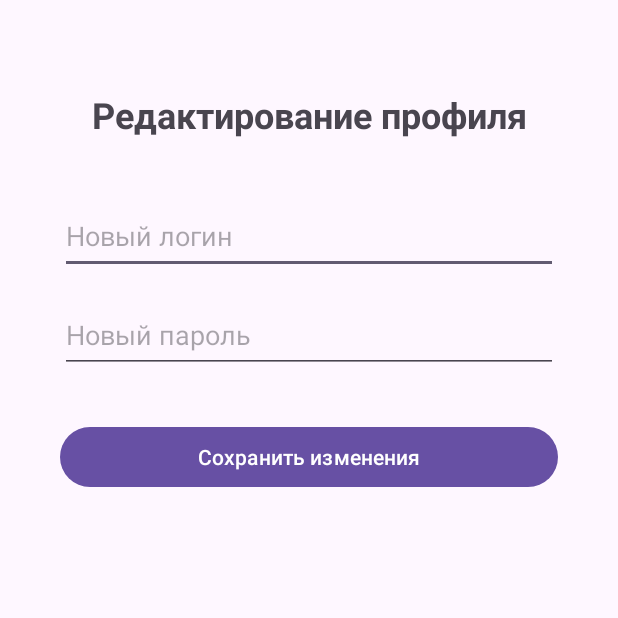
After one commit to DeltaIlya/Mobile-Development, an Android app: the EditUserActivity screen opened directly, with no data from a screen before it, on a phone screen of 412 x 824 dp, the top half of it. The commit adds this screen. Run offline under Robolectric (Android 15) with nearby library versions, the phone set to English and light mode, and no system bars; Roboto replaces fonts that are not available here.

Commit message:
Add: Полностью готовая ЛР7

```diff
--- /dev/null
+++ b/applicationlr5/src/main/java/com/example/applicationlr5/EditUserActivity.kt
@@ -0,0 +1,73 @@
+package com.example.applicationlr5
+
+import android.os.Bundle
+import android.widget.Button
+import android.widget.EditText
+import android.widget.Toast
+import androidx.activity.enableEdgeToEdge
+import androidx.appcompat.app.AppCompatActivity
+import androidx.core.view.ViewCompat
+import androidx.core.view.WindowInsetsCompat
+import com.google.android.material.snackbar.Snackbar
+
+class EditUserActivity : AppCompatActivity()
+{
+    override fun onCreate(savedInstanceState: Bundle?)
+    {
+        super.onCreate(savedInstanceState)
+        enableEdgeToEdge()
+        setContentView(R.layout.activity_edit_user)
+        ViewCompat.setOnApplyWindowInsetsListener(findViewById(R.id.main))
+        {
+            v, insets ->
+            val systemBars = insets.getInsets(WindowInsetsCompat.Type.systemBars())
+            v.setPadding(systemBars.left, systemBars.top, systemBars.right, systemBars.bottom)
+            insets
+        }
+
+        val db = DBHelper(this)
+        val edit_login_field = findViewById<EditText>(R.id.editText_EditLoginField)
+        val edit_password_field = findViewById<EditText>(R.id.editText_EditPasswordField)
+        val button_save = findViewById<Button>(R.id.button_Save)
+
+        // Извлекаем переданные интентом метаданные пользователя
+        val user_id = intent.getIntExtra("USER_ID", -1)
+        val current_login = intent.getStringExtra("USER_LOGIN")
+
+        // Заполняем поле текущим логином для удобства
+        edit_login_field.setText(current_login)
+
+        button_save.setOnClickListener()
+        {
+            val new_login = edit_login_field.text.toString()
+            val new_password = edit_password_field.text.toString()
+
+            if (new_login.isEmpty() || new_password.isEmpty())
+            {
+                Toast.makeText(this, "Поля не должны быть пустыми", Toast.LENGTH_SHORT).show()
+                return@setOnClickListener
+            }
+
+            if (user_id != 1)
+            {
+                // Если логин меняется на другой, проверяем, не занят ли он кем-то еще
+                if (new_login != current_login && db.checkLogin(new_login))
+                {
+                    Toast.makeText(this, "Этот логин уже занят", Toast.LENGTH_SHORT).show()
+                    return@setOnClickListener
+                }
+
+                val success = db.updateUser(user_id, new_login, new_password)
+                if  (success)
+                {
+                    Toast.makeText(this, "Изменения успешно сохранены", Toast.LENGTH_SHORT).show()
+                    finish()
+                }
+                else
+                {
+                    Toast.makeText(this, "Ошибка при обновлении базы данных", Toast.LENGTH_SHORT).show()
+                }
+            }
+        }
+    }
+}
--- /dev/null
+++ b/applicationlr5/src/main/java/com/example/applicationlr5/User.kt
@@ -0,0 +1,6 @@
+package com.example.applicationlr5
+
+data class User(
+    val id: Int,
+    val login: String
+)
--- /dev/null
+++ b/applicationlr5/src/main/res/layout/activity_edit_user.xml
@@ -0,0 +1,57 @@
+<?xml version="1.0" encoding="utf-8"?>
+<androidx.constraintlayout.widget.ConstraintLayout xmlns:android="http://schemas.android.com/apk/res/android"
+    xmlns:app="http://schemas.android.com/apk/res-auto"
+    xmlns:tools="http://schemas.android.com/tools"
+    android:id="@+id/main"
+    android:layout_width="match_parent"
+    android:layout_height="match_parent"
+    tools:context=".EditUserActivity">
+
+    <TextView
+        android:id="@+id/textView_EditTitle"
+        android:layout_width="wrap_content"
+        android:layout_height="wrap_content"
+        android:layout_marginTop="60dp"
+        android:text="@string/title_edit"
+        android:textSize="24sp"
+        android:textStyle="bold"
+        app:layout_constraintEnd_toEndOf="parent"
+        app:layout_constraintStart_toStartOf="parent"
+        app:layout_constraintTop_toTopOf="parent" />
+    <EditText
+        android:id="@+id/editText_EditLoginField"
+        android:layout_width="0dp"
+        android:layout_height="50dp"
+        android:layout_marginStart="40dp"
+        android:layout_marginTop="40dp"
+        android:layout_marginEnd="40dp"
+        android:hint="@string/hint_new_login"
+        android:inputType="text"
+        app:layout_constraintEnd_toEndOf="parent"
+        app:layout_constraintStart_toStartOf="parent"
+        app:layout_constraintTop_toBottomOf="@id/textView_EditTitle" />
+    <EditText
+        android:id="@+id/editText_EditPasswordField"
+        android:layout_width="0dp"
+        android:layout_height="50dp"
+        android:layout_marginStart="40dp"
+        android:layout_marginTop="16dp"
+        android:layout_marginEnd="40dp"
+        android:hint="@string/hint_new_password"
+        android:inputType="textPassword"
+        app:layout_constraintEnd_toEndOf="parent"
+        app:layout_constraintStart_toStartOf="parent"
+        app:layout_constraintTop_toBottomOf="@id/editText_EditLoginField" />
+    <Button
+        android:id="@+id/button_Save"
+        android:layout_width="0dp"
+        android:layout_height="wrap_content"
+        android:layout_marginStart="40dp"
+        android:layout_marginTop="32dp"
+        android:layout_marginEnd="40dp"
+        android:text="@string/btn_save"
+        app:layout_constraintEnd_toEndOf="parent"
+        app:layout_constraintStart_toStartOf="parent"
+        app:layout_constraintTop_toBottomOf="@id/editText_EditPasswordField" />
+
+</androidx.constraintlayout.widget.ConstraintLayout>
```
Also changed, not shown: applicationlr5/src/main/AndroidManifest.xml (+8 -2 lines), applicationlr5/src/main/java/com/example/applicationlr5/AdminActivity.kt (added, +119 -0 lines), applicationlr5/src/main/java/com/example/applicationlr5/DBHelper.kt (+116 -6 lines), applicationlr5/src/main/java/com/example/applicationlr5/LogInActivity.kt (+17 -7 lines), applicationlr5/src/main/java/com/example/applicationlr5/RegisterActivity.kt (+4 -8 lines), applicationlr5/src/main/res/layout/activity_admin.xml (added, +71 -0 lines), applicationlr5/src/main/res/drawable/logoSQLiteAdminApp.svg (deleted).
